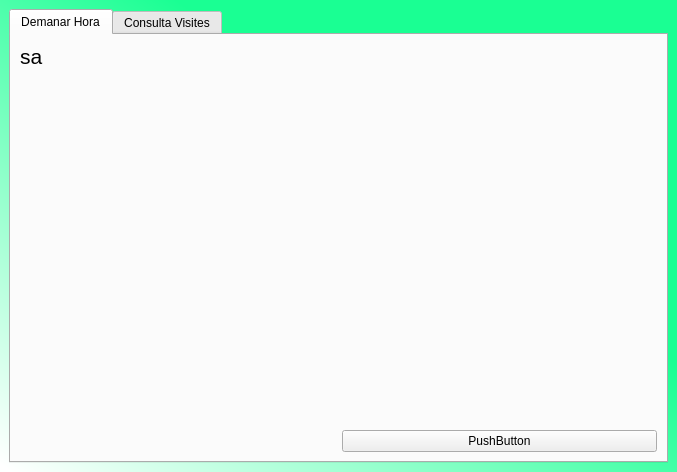
Old version of the form Vistes/Pacient.ui in the repository Jordiva/MongoDB.
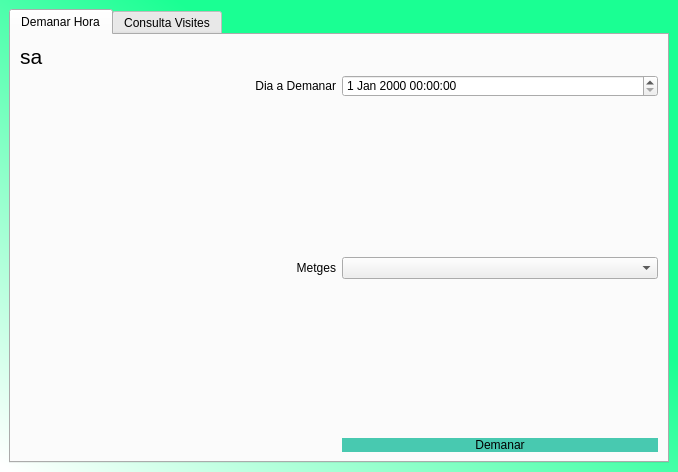
New version of the form.

Patch:
```diff
--- a/Vistes/Pacient.ui
+++ b/Vistes/Pacient.ui
@@ -6,7 +6,7 @@
    <rect>
     <x>0</x>
     <y>0</y>
-    <width>677</width>
+    <width>678</width>
     <height>472</height>
    </rect>
   </property>
@@ -30,18 +30,17 @@
         <string>Demanar Hora</string>
        </attribute>
        <layout class="QGridLayout" name="gridLayout_2">
-        <item row="1" column="0">
-         <spacer name="verticalSpacer">
-          <property name="orientation">
-           <enum>Qt::Vertical</enum>
+        <item row="6" column="1">
+         <widget class="QPushButton" name="pushButton">
+          <property name="styleSheet">
+           <string notr="true">border-radius:10px;
+font: 14pt &quot;MS Shell Dlg 2&quot;;
+background-color: rgb(72, 201, 176);</string>
           </property>
-          <property name="sizeHint" stdset="0">
-           <size>
-            <width>20</width>
-            <height>40</height>
-           </size>
+          <property name="text">
+           <string>Demanar</string>
           </property>
-         </spacer>
+         </widget>
         </item>
         <item row="0" column="0">
          <widget class="QLabel" name="usuari">
@@ -63,10 +62,64 @@
           </property>
          </widget>
         </item>
+        <item row="4" column="0">
+         <spacer name="verticalSpacer">
+          <property name="orientation">
+           <enum>Qt::Vertical</enum>
+          </property>
+          <property name="sizeHint" stdset="0">
+           <size>
+            <width>20</width>
+            <height>40</height>
+           </size>
+          </property>
+         </spacer>
+        </item>
+        <item row="1" column="1">
+         <widget class="QDateTimeEdit" name="dateTimeEdit"/>
+        </item>
+        <item row="1" column="0">
+         <widget class="QLabel" name="label">
+          <property name="toolTip">
+           <string>&lt;html&gt;&lt;head/&gt;&lt;body&gt;&lt;p align=&quot;right&quot;&gt;gffggg&lt;/p&gt;&lt;/body&gt;&lt;/html&gt;</string>
+          </property>
+          <property name="whatsThis">
+           <string>&lt;html&gt;&lt;head/&gt;&lt;body&gt;&lt;p align=&quot;right&quot;&gt;ggfgf&lt;/p&gt;&lt;/body&gt;&lt;/html&gt;</string>
+          </property>
+          <property name="layoutDirection">
+           <enum>Qt::LeftToRight</enum>
+          </property>
+          <property name="text">
+           <string>Dia a Demanar</string>
+          </property>
+          <property name="alignment">
+           <set>Qt::AlignRight|Qt::AlignTrailing|Qt::AlignVCenter</set>
+          </property>
+         </widget>
+        </item>
+        <item row="3" column="1">
+         <widget class="QComboBox" name="llista_metges"/>
+        </item>
         <item row="2" column="1">
-         <widget class="QPushButton" name="pushButton">
+         <spacer name="verticalSpacer_3">
+          <property name="orientation">
+           <enum>Qt::Vertical</enum>
+          </property>
+          <property name="sizeHint" stdset="0">
+           <size>
+            <width>20</width>
+            <height>40</height>
+           </size>
+          </property>
+         </spacer>
+        </item>
+        <item row="3" column="0">
+         <widget class="QLabel" name="label_2">
           <property name="text">
-           <string>PushButton</string>
+           <string>Metges</string>
+          </property>
+          <property name="alignment">
+           <set>Qt::AlignRight|Qt::AlignTrailing|Qt::AlignVCenter</set>
           </property>
          </widget>
         </item>
```
